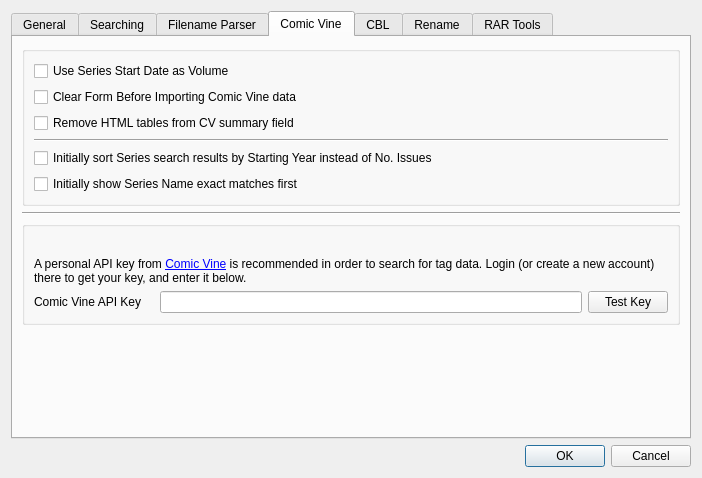
Above: comictaggerlib/ui/settingswindow.ui from comictagger/comictagger before the change. Below: the same form after it.
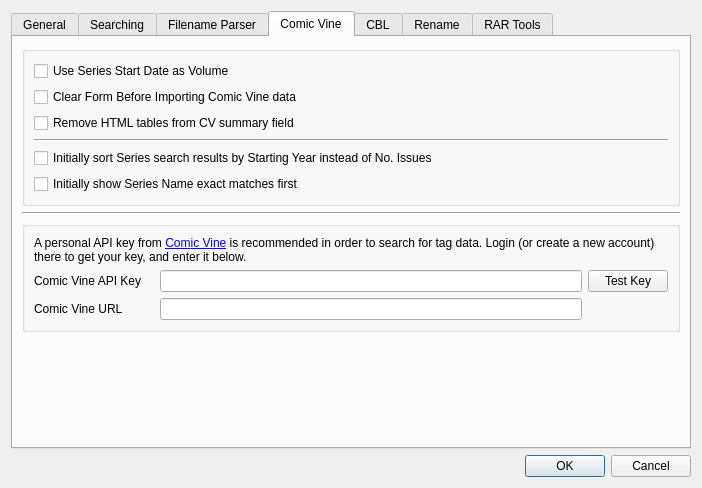
That is the form after the change. The open tabs and pages were chosen to show the change.

Commit message: Allow changing the ComicVine URL fixes #104

What changed in the file:
```diff
--- a/comictaggerlib/ui/settingswindow.ui
+++ b/comictaggerlib/ui/settingswindow.ui
@@ -7,7 +7,7 @@
     <x>0</x>
     <y>0</y>
     <width>702</width>
-    <height>478</height>
+    <height>488</height>
    </rect>
   </property>
   <property name="windowTitle">
@@ -370,44 +370,6 @@
             </sizepolicy>
            </property>
            <layout class="QGridLayout" name="gridLayout_8">
-            <item row="1" column="1">
-             <widget class="QLineEdit" name="leKey">
-              <property name="sizePolicy">
-               <sizepolicy hsizetype="MinimumExpanding" vsizetype="Maximum">
-                <horstretch>0</horstretch>
-                <verstretch>0</verstretch>
-               </sizepolicy>
-              </property>
-              <property name="readOnly">
-               <bool>false</bool>
-              </property>
-             </widget>
-            </item>
-            <item row="1" column="0">
-             <widget class="QLabel" name="label_8">
-              <property name="sizePolicy">
-               <sizepolicy hsizetype="Preferred" vsizetype="Preferred">
-                <horstretch>0</horstretch>
-                <verstretch>0</verstretch>
-               </sizepolicy>
-              </property>
-              <property name="minimumSize">
-               <size>
-                <width>120</width>
-                <height>0</height>
-               </size>
-              </property>
-              <property name="maximumSize">
-               <size>
-                <width>200</width>
-                <height>16777215</height>
-               </size>
-              </property>
-              <property name="text">
-               <string>Comic Vine API Key</string>
-              </property>
-             </widget>
-            </item>
             <item row="0" column="0" colspan="3">
              <widget class="QLabel" name="lblKeyHelp">
               <property name="sizePolicy">
@@ -443,6 +405,54 @@
               </property>
              </widget>
             </item>
+            <item row="1" column="1">
+             <widget class="QLineEdit" name="leKey">
+              <property name="sizePolicy">
+               <sizepolicy hsizetype="MinimumExpanding" vsizetype="Maximum">
+                <horstretch>0</horstretch>
+                <verstretch>0</verstretch>
+               </sizepolicy>
+              </property>
+              <property name="readOnly">
+               <bool>false</bool>
+              </property>
+             </widget>
+            </item>
+            <item row="1" column="0">
+             <widget class="QLabel" name="lblKey">
+              <property name="sizePolicy">
+               <sizepolicy hsizetype="Preferred" vsizetype="Preferred">
+                <horstretch>0</horstretch>
+                <verstretch>0</verstretch>
+               </sizepolicy>
+              </property>
+              <property name="minimumSize">
+               <size>
+                <width>120</width>
+                <height>0</height>
+               </size>
+              </property>
+              <property name="maximumSize">
+               <size>
+                <width>200</width>
+                <height>16777215</height>
+               </size>
+              </property>
+              <property name="text">
+               <string>Comic Vine API Key</string>
+              </property>
+             </widget>
+            </item>
+            <item row="2" column="0">
+             <widget class="QLabel" name="lblURL">
+              <property name="text">
+               <string>Comic Vine URL</string>
+              </property>
+             </widget>
+            </item>
+            <item row="2" column="1">
+             <widget class="QLineEdit" name="leURL"/>
+            </item>
            </layout>
           </widget>
          </item>
```
The commit also changes 5 other files.
